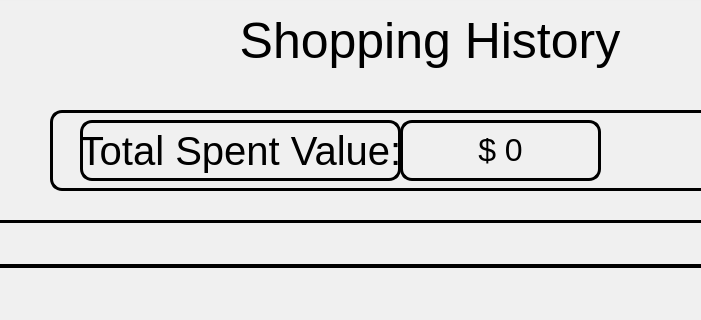
Qt form BookClubProject/Users/shoppinghistorywindow.ui (mohammadshirizadeh-sudo/book-club) before a commit; both pictures show x 320 to 1021 and y 0 to 320 of the 1500 by 800 pixel window.
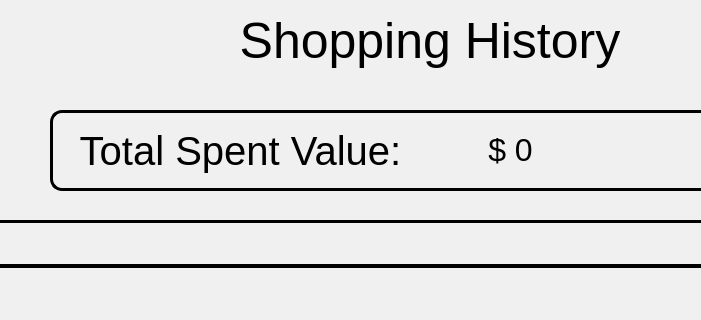
The same form after that commit. Icons and pictures are not drawn.

The edit to the form file:
```diff
--- a/BookClubProject/Users/shoppinghistorywindow.ui
+++ b/BookClubProject/Users/shoppinghistorywindow.ui
@@ -94,7 +94,7 @@
        <rect>
         <x>350</x>
         <y>10</y>
-        <width>201</width>
+        <width>221</width>
         <height>61</height>
        </rect>
       </property>
@@ -102,7 +102,8 @@
        <string notr="true">font: 700 9pt &quot;Script MT Bold&quot;;
 font-size: 40px;
 color: black;
-background: transparent;</string>
+background: transparent;
+border: none;</string>
       </property>
       <property name="text">
        <string>&lt;html&gt;&lt;head/&gt;&lt;body&gt;&lt;p&gt;&lt;span style=&quot; font-size:24pt;&quot;&gt;$ 0&lt;/span&gt;&lt;/p&gt;&lt;/body&gt;&lt;/html&gt;</string>
@@ -124,7 +125,8 @@
        <string notr="true">font: 700 9pt &quot;Script MT Bold&quot;;
 font-size: 40px;
 color: black;
-background: transparent;</string>
+background: transparent;
+border: none;</string>
       </property>
       <property name="text">
        <string>Total Spent Value:</string>
```
